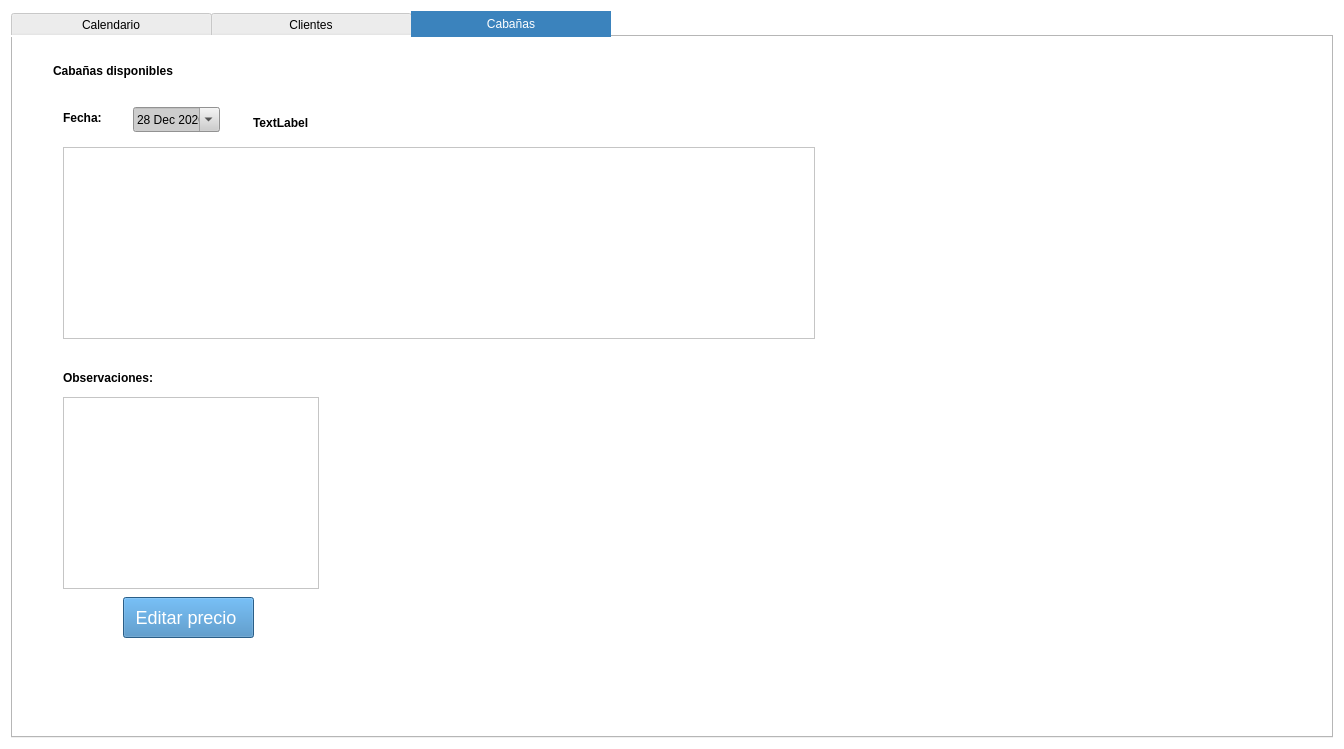
Before: the Qt Designer form UIfiles/Tab.ui in DiteRr/IgmavaAPP, drawn with Qt 5.
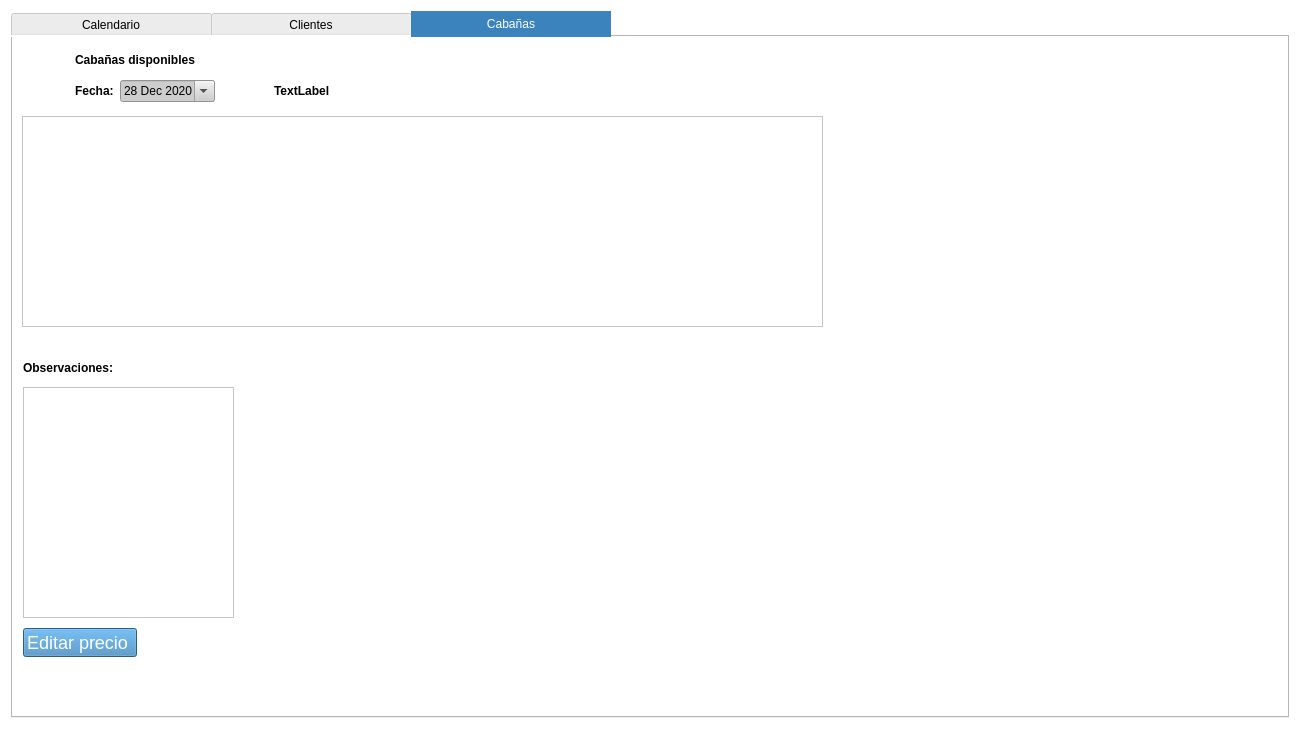
After: the same form once the commit is applied. The open tabs and pages were chosen to show the change. Icons and pictures are not drawn.

Patch:
```diff
--- a/UIfiles/Tab.ui
+++ b/UIfiles/Tab.ui
@@ -6,8 +6,8 @@
    <rect>
     <x>0</x>
     <y>0</y>
-    <width>1344</width>
-    <height>749</height>
+    <width>1300</width>
+    <height>729</height>
    </rect>
   </property>
   <property name="minimumSize">
@@ -23,7 +23,7 @@
    <string notr="true">background-color: rgb(255, 255, 255);</string>
   </property>
   <layout class="QGridLayout" name="gridLayout">
-   <item row="1" column="0">
+   <item row="0" column="0">
     <widget class="QTabWidget" name="tabWidget">
      <property name="minimumSize">
       <size>
@@ -634,38 +634,18 @@
       <attribute name="title">
        <string>Cabañas</string>
       </attribute>
-      <widget class="QLabel" name="label_5">
+      <widget class="QWidget" name="gridLayoutWidget">
        <property name="geometry">
         <rect>
-         <x>50</x>
-         <y>330</y>
-         <width>139</width>
-         <height>22</height>
+         <x>9</x>
+         <y>9</y>
+         <width>861</width>
+         <height>64</height>
         </rect>
        </property>
-       <property name="sizePolicy">
-        <sizepolicy hsizetype="Maximum" vsizetype="Maximum">
-         <horstretch>0</horstretch>
-         <verstretch>0</verstretch>
-        </sizepolicy>
-       </property>
-       <property name="styleSheet">
-        <string notr="true">font: 57 14pt &quot;Ubuntu&quot;;
-font-weight:bold;</string>
-       </property>
-       <property name="text">
-        <string>Observaciones:</string>
-       </property>
-      </widget>
+       <layout class="QGridLayout" name="gridLayout_7">
+        <item row="0" column="0">
       <widget class="QLabel" name="label_3">
-       <property name="geometry">
-        <rect>
-         <x>40</x>
-         <y>20</y>
-         <width>233</width>
-         <height>28</height>
-        </rect>
-       </property>
        <property name="sizePolicy">
         <sizepolicy hsizetype="Maximum" vsizetype="Maximum">
          <horstretch>0</horstretch>
@@ -680,56 +660,11 @@
         <string>Cabañas disponibles</string>
        </property>
       </widget>
-      <widget class="QTableWidget" name="tableWidgetCab">
-       <property name="geometry">
-        <rect>
-         <x>50</x>
-         <y>360</y>
-         <width>256</width>
-         <height>192</height>
-        </rect>
-       </property>
-       <property name="sizePolicy">
-        <sizepolicy hsizetype="Minimum" vsizetype="Minimum">
-         <horstretch>0</horstretch>
-         <verstretch>0</verstretch>
-        </sizepolicy>
-       </property>
-       <attribute name="verticalHeaderVisible">
-        <bool>false</bool>
-       </attribute>
-       <attribute name="verticalHeaderDefaultSectionSize">
-        <number>57</number>
-       </attribute>
-      </widget>
-      <widget class="QPushButton" name="edp">
-       <property name="geometry">
-        <rect>
-         <x>110</x>
-         <y>560</y>
-         <width>131</width>
-         <height>41</height>
-        </rect>
-       </property>
-       <property name="styleSheet">
-        <string notr="true">background-color: #3B83BD;
-font-size: 18px;
-/*border-radius: 8px;*/
-color: #FFFFFF;</string>
-       </property>
-       <property name="text">
-        <string>Editar precio </string>
-       </property>
-      </widget>
+        </item>
+        <item row="1" column="0">
+         <layout class="QHBoxLayout" name="horizontalLayout_2">
+          <item>
       <widget class="QLabel" name="label_4">
-       <property name="geometry">
-        <rect>
-         <x>50</x>
-         <y>70</y>
-         <width>58</width>
-         <height>22</height>
-        </rect>
-       </property>
        <property name="sizePolicy">
         <sizepolicy hsizetype="Maximum" vsizetype="Maximum">
          <horstretch>0</horstretch>
@@ -744,15 +679,9 @@
         <string>Fecha:</string>
        </property>
       </widget>
+          </item>
+          <item>
       <widget class="QDateEdit" name="fecha">
-       <property name="geometry">
-        <rect>
-         <x>120</x>
-         <y>70</y>
-         <width>87</width>
-         <height>25</height>
-        </rect>
-       </property>
        <property name="sizePolicy">
         <sizepolicy hsizetype="Maximum" vsizetype="Maximum">
          <horstretch>0</horstretch>
@@ -794,15 +723,56 @@
         </date>
        </property>
       </widget>
+          </item>
+         </layout>
+        </item>
+        <item row="1" column="1">
+         <widget class="QLabel" name="label_date">
+          <property name="sizePolicy">
+           <sizepolicy hsizetype="Maximum" vsizetype="Maximum">
+            <horstretch>0</horstretch>
+            <verstretch>0</verstretch>
+           </sizepolicy>
+          </property>
+          <property name="styleSheet">
+           <string notr="true">font: 57 18pt &quot;Ubuntu&quot;;
+font-weight:bold;</string>
+          </property>
+          <property name="text">
+           <string>TextLabel</string>
+          </property>
+         </widget>
+        </item>
+        <item row="1" column="2">
+         <spacer name="horizontalSpacer_5">
+          <property name="orientation">
+           <enum>Qt::Horizontal</enum>
+          </property>
+          <property name="sizeType">
+           <enum>QSizePolicy::Maximum</enum>
+          </property>
+          <property name="sizeHint" stdset="0">
+           <size>
+            <width>500</width>
+            <height>20</height>
+           </size>
+          </property>
+         </spacer>
+        </item>
+       </layout>
+      </widget>
+      <widget class="QWidget" name="horizontalLayoutWidget">
+       <property name="geometry">
+        <rect>
+         <x>9</x>
+         <y>79</y>
+         <width>801</width>
+         <height>211</height>
+        </rect>
+       </property>
+       <layout class="QHBoxLayout" name="horizontalLayout">
+        <item>
       <widget class="QTableWidget" name="tableWidgetC">
-       <property name="geometry">
-        <rect>
-         <x>50</x>
-         <y>110</y>
-         <width>752</width>
-         <height>192</height>
-        </rect>
-       </property>
        <property name="sizePolicy">
         <sizepolicy hsizetype="Minimum" vsizetype="Minimum">
          <horstretch>0</horstretch>
@@ -815,38 +785,113 @@
          <height>0</height>
         </size>
        </property>
+          <attribute name="horizontalHeaderDefaultSectionSize">
+           <number>90</number>
+          </attribute>
        <attribute name="horizontalHeaderStretchLastSection">
         <bool>false</bool>
        </attribute>
        <attribute name="verticalHeaderDefaultSectionSize">
-        <number>57</number>
+           <number>50</number>
        </attribute>
        <attribute name="verticalHeaderStretchLastSection">
         <bool>true</bool>
        </attribute>
       </widget>
-      <widget class="QLabel" name="label_date">
+        </item>
+       </layout>
+      </widget>
+      <widget class="QLabel" name="label_5">
        <property name="geometry">
         <rect>
-         <x>240</x>
-         <y>70</y>
-         <width>551</width>
+         <x>10</x>
+         <y>320</y>
+         <width>139</width>
+         <height>22</height>
+        </rect>
+       </property>
+       <property name="sizePolicy">
+        <sizepolicy hsizetype="Maximum" vsizetype="Maximum">
+         <horstretch>0</horstretch>
+         <verstretch>0</verstretch>
+        </sizepolicy>
+       </property>
+       <property name="styleSheet">
+        <string notr="true">font: 57 14pt &quot;Ubuntu&quot;;
+font-weight:bold;</string>
+       </property>
+       <property name="text">
+        <string>Observaciones:</string>
+       </property>
+      </widget>
+      <widget class="QWidget" name="horizontalLayoutWidget_3">
+       <property name="geometry">
+        <rect>
+         <x>10</x>
+         <y>590</y>
+         <width>165</width>
          <height>31</height>
         </rect>
        </property>
+       <layout class="QHBoxLayout" name="horizontalLayout_3">
+        <item>
+         <widget class="QPushButton" name="edp">
+          <property name="styleSheet">
+           <string notr="true">background-color: #3B83BD;
+font-size: 18px;
+/*border-radius: 8px;*/
+color: #FFFFFF;</string>
+          </property>
+          <property name="text">
+           <string>Editar precio </string>
+          </property>
+         </widget>
+        </item>
+        <item>
+         <spacer name="horizontalSpacer_4">
+          <property name="orientation">
+           <enum>Qt::Horizontal</enum>
+          </property>
+          <property name="sizeHint" stdset="0">
+           <size>
+            <width>40</width>
+            <height>20</height>
+           </size>
+          </property>
+         </spacer>
+        </item>
+       </layout>
+      </widget>
+      <widget class="QTableWidget" name="tableWidgetCab">
+       <property name="geometry">
+        <rect>
+         <x>10</x>
+         <y>350</y>
+         <width>211</width>
+         <height>231</height>
+        </rect>
+       </property>
        <property name="sizePolicy">
-        <sizepolicy hsizetype="Expanding" vsizetype="Expanding">
+        <sizepolicy hsizetype="Minimum" vsizetype="Maximum">
          <horstretch>0</horstretch>
          <verstretch>0</verstretch>
         </sizepolicy>
        </property>
-       <property name="styleSheet">
-        <string notr="true">font: 57 18pt &quot;Ubuntu&quot;;
-font-weight:bold;</string>
-       </property>
-       <property name="text">
-        <string>TextLabel</string>
-       </property>
+       <attribute name="horizontalHeaderMinimumSectionSize">
+        <number>57</number>
+       </attribute>
+       <attribute name="horizontalHeaderStretchLastSection">
+        <bool>false</bool>
+       </attribute>
+       <attribute name="verticalHeaderVisible">
+        <bool>false</bool>
+       </attribute>
+       <attribute name="verticalHeaderDefaultSectionSize">
+        <number>67</number>
+       </attribute>
+       <attribute name="verticalHeaderMinimumSectionSize">
+        <number>21</number>
+       </attribute>
       </widget>
      </widget>
     </widget>
```
Left out of the diff: 4 changed lines with no effect on the pictures. Lines whose indentation alone changed are shown as unchanged.
